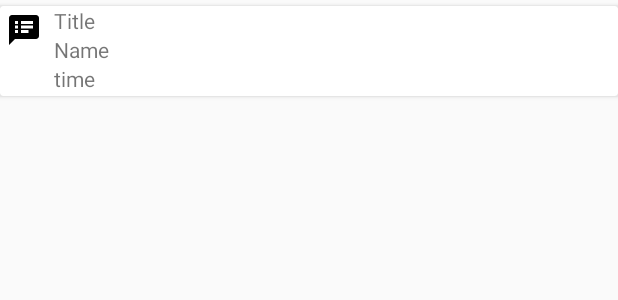
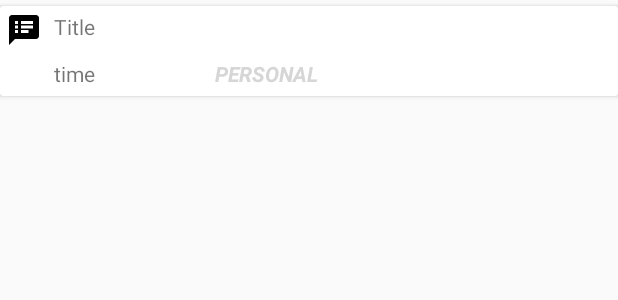
Before and after one commit to divyankvijayvergiya/Capstone_Project, an Android app: the layout list_notes.xml on its own in the app's theme, with its tools: preview values and no code run, on a phone screen of 412 x 824 dp. Shown: the top 300 px of the screen. Run offline under Robolectric (Android 15) with nearby library versions, the phone set to English and light mode, and no system bars.

Commit message:
ninth commit

```diff
--- a/app/build.gradle
+++ b/app/build.gradle
@@ -49,10 +49,12 @@ dependencies {
     compile 'com.google.firebase:firebase-database:10.0.1'
     compile 'com.firebaseui:firebase-ui-database:1.0.1'
     compile 'com.jakewharton:butterknife:8.4.0'
+    compile 'com.google.firebase:firebase-storage:10.0.1'
+    testCompile 'junit:junit:4.12'
     annotationProcessor 'com.jakewharton:butterknife-compiler:8.4.0'
-    testCompile 'junit:junit:4.12'
 }
 
 
 
+
 apply plugin: 'com.google.gms.google-services'
--- a/app/src/main/java/application/example/com/notecard/NoteViewHolder.java
+++ b/app/src/main/java/application/example/com/notecard/NoteViewHolder.java
@@ -17,7 +17,6 @@ public class NoteViewHolder extends RecyclerView.ViewHolder {
         mView=itemView;
         textTitle= (TextView) mView.findViewById(R.id.title_note);
         textTime= (TextView) mView.findViewById(R.id.time_note);
-        textName= (TextView) mView.findViewById(R.id.name_user);
         noteImage= (ImageView) mView.findViewById(R.id.note_pic);
     }
     public void setNodeTitle(String title){
@@ -29,11 +28,7 @@ public class NoteViewHolder extends RecyclerView.ViewHolder {
 
 
     }
-    public void setUserName(String name){
-        textName.setText(name);
 
-
-    }
     public void setImage(int image){
         noteImage.setImageResource(image);
 
--- /dev/null
+++ b/app/src/main/res/drawable/ic_videocam_black_24px.xml
@@ -0,0 +1,5 @@
+<vector android:autoMirrored="true" android:height="24dp"
+    android:viewportHeight="24.0" android:viewportWidth="24.0"
+    android:width="24dp" xmlns:android="http://schemas.android.com/apk/res/android">
+    <path android:fillColor="#000000" android:pathData="M17,10.5V7c0,-0.55 -0.45,-1 -1,-1H4c-0.55,0 -1,0.45 -1,1v10c0,0.55 0.45,1 1,1h12c0.55,0 1,-0.45 1,-1v-3.5l4,4v-11l-4,4z"/>
+</vector>
--- a/app/src/main/res/layout/list_notes.xml
+++ b/app/src/main/res/layout/list_notes.xml
@@ -28,21 +28,30 @@
             android:layout_width="wrap_content"
             android:layout_height="wrap_content"
             android:text="Title"
+            android:layout_marginTop="4dp"
             android:layout_marginLeft="4dp"
             android:id="@+id/title_note"/>
-
-            <TextView
-                android:id="@+id/name_user"
+            <LinearLayout
                 android:layout_width="wrap_content"
                 android:layout_height="wrap_content"
-                android:text="Name"
-                android:layout_marginLeft="4dp"/>
+                android:orientation="horizontal">
+
             <TextView
                 android:id="@+id/time_note"
                 android:layout_width="wrap_content"
                 android:layout_height="wrap_content"
                 android:text="time"
+                android:layout_marginTop="12dp"
                 android:layout_marginLeft="4dp"/>
+                <TextView
+                    android:layout_width="wrap_content"
+                    android:layout_height="wrap_content"
+                    android:text="PERSONAL"
+                    android:textStyle="bold|italic"
+                    android:textColor="@color/com_facebook_blue"
+                    android:layout_marginTop="12dp"
+                    android:layout_marginLeft="80dp"/>
+            </LinearLayout>
         </LinearLayout>
 
     </LinearLayout>
```
Also changed, not shown: app/src/main/java/application/example/com/notecard/StoryCreateActivity.java (+29 -0 lines), app/src/main/res/menu/create_fragment_menu.xml (deleted, +0 -8 lines), app/src/main/res/menu/story_create_menu.xml (added, +13 -0 lines).
